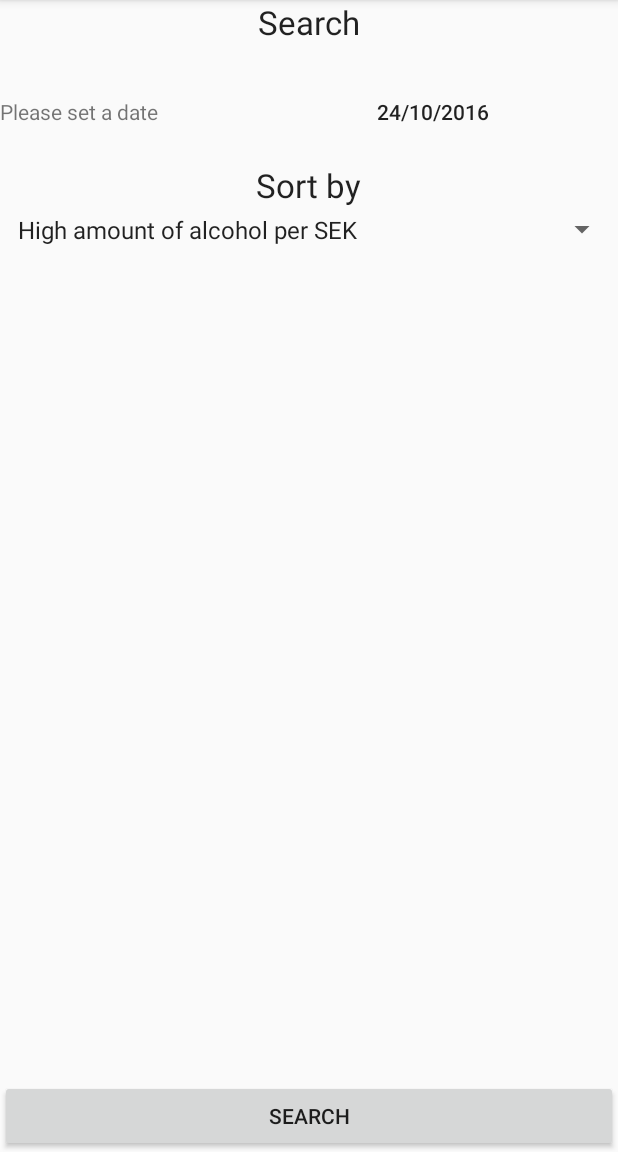
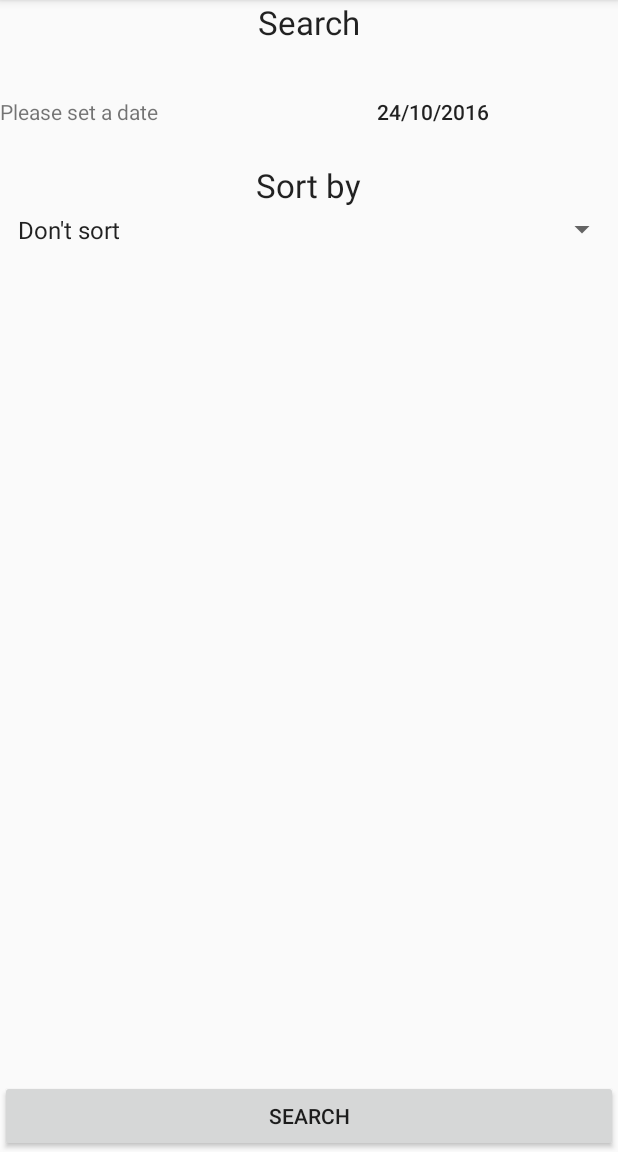
Before and after one commit to ThaH3lper/MAH_Project-3-Android, an Android app: the SearchActivity screen opened directly, with no data from a screen before it, on a phone screen of 412 x 824 dp, the part 84-1236 px from its top. Run offline under Robolectric (Android 15) with nearby library versions, the phone set to English and light mode, and no system bars; network calls fail.

Commit message:
Fixed error

```diff
--- a/EthaPlanner/app/src/main/java/se/mah/homebois/ethaplanner/controllers/MainController.java
+++ b/EthaPlanner/app/src/main/java/se/mah/homebois/ethaplanner/controllers/MainController.java
@@ -94,7 +94,7 @@ public class MainController {
     private void showItemsInList(List<BolagetArticle> list)
     {
         for (BolagetArticle ba: list) {
-            Log.d("Item: ", ba.Namn + " | " + ba.Apk);
+            Log.d("Item: ", ba.Namn + " | " + ba.Apk + " " + ba.Alkoholhalt);
         }
     }
 }
--- a/EthaPlanner/app/src/main/java/se/mah/homebois/ethaplanner/views/ListContent/SpinnerCategories.java
+++ b/EthaPlanner/app/src/main/java/se/mah/homebois/ethaplanner/views/ListContent/SpinnerCategories.java
@@ -13,10 +13,11 @@ public class SpinnerCategories {
 
     public static void setContext(Context context) {
         spinnerItems = new SpinnerItem[]{
-            new SpinnerItem(0, context.getResources().getString(R.string.high_alc_per_crown) ),
-            new SpinnerItem(1, context.getResources().getString(R.string.low_alc_per_crown)),
-            new SpinnerItem(2, context.getResources().getString(R.string.alcohol_free)),
-            new SpinnerItem(3, context.getResources().getString(R.string.no_sort_by_apk))
-    };}
+                new SpinnerItem(3, context.getResources().getString(R.string.no_sort_by_apk)),
+                new SpinnerItem(0, context.getResources().getString(R.string.high_alc_per_crown)),
+                new SpinnerItem(1, context.getResources().getString(R.string.low_alc_per_crown)),
+                new SpinnerItem(2, context.getResources().getString(R.string.alcohol_free))
+        };
+    }
 
 }
--- a/EthaPlanner/app/src/main/res/values/strings.xml
+++ b/EthaPlanner/app/src/main/res/values/strings.xml
@@ -24,14 +24,8 @@
     <string name="high_alc_per_crown">High amount of alcohol per SEK</string>
     <string name="low_alc_per_crown">Low amount of alcohol per SEK</string>
     <string name="alcohol_free">Alcohol-Free</string>
-    <string name="no_sort_by_apk">Don't sort</string>
+    <string name="no_sort_by_apk">Don\'t sort</string>
 
     <string name="location_error">Location is not on!</string>
 
-    <string name="high_alc_per_crown">Hög alkohol per krona</string>
-    <string name="low_alc_per_crown">Låg alkohol per krona</string>
-    <string name="alcohol_free">Alkoholfri</string>
-    <string name="no_sort_by_apk">Ingen sortering</string>
-
-
 </resources>
```
